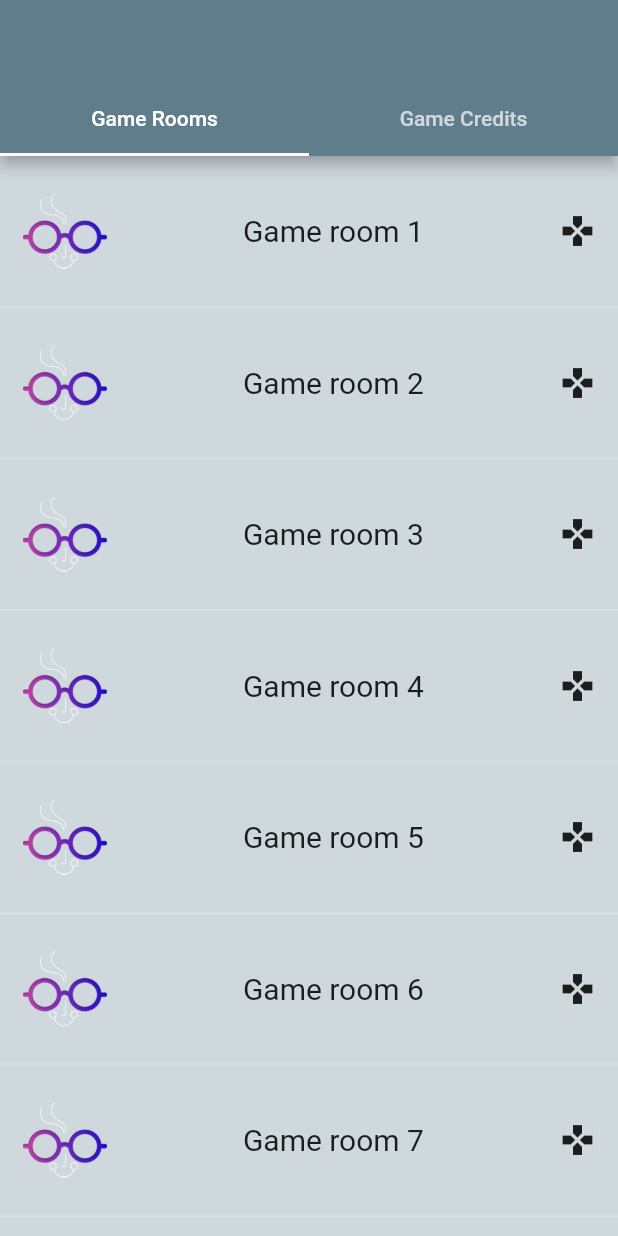
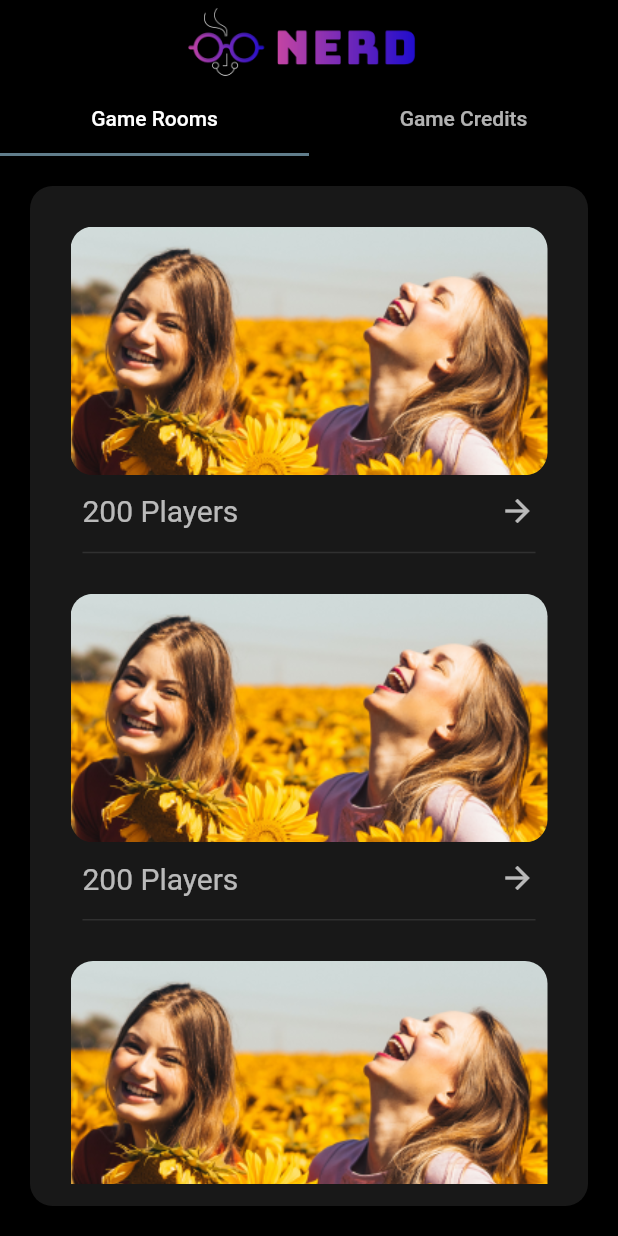
Before and after one commit to sunilbvb/levelup_sports_assignment, a Flutter app: the screen it shows after launch, on a phone screen of 412 x 824 dp. Run offline on Flutter 3.47's test engine with Material 2 defaults, Android fonts, the phone set to English and light mode, and no system bars.

Commit message:
design updated

```diff
--- a/lib/tabs/game_rooms.dart
+++ b/lib/tabs/game_rooms.dart
@@ -7,7 +7,13 @@ class GameRooms extends StatelessWidget {
   @override
   Widget build(BuildContext context) {
     int totalCandidates = 100;
-    return ListView.separated(
+    return Container(
+      decoration: const BoxDecoration(
+          color: Color(0xff181818),
+          borderRadius: BorderRadius.all(Radius.circular(15))),
+      margin: const EdgeInsets.all(20),
+      padding: const EdgeInsets.all(15),
+      child: ListView.separated(
         itemCount: totalCandidates,
         itemBuilder: (_, int index) {
           int gameRoom = ++index;
@@ -16,31 +22,50 @@ class GameRooms extends StatelessWidget {
               Navigator.push(
                   context, MaterialPageRoute(builder: (_) => const GameRoom()));
             },
-          child: Container(
-            color: Colors.blueGrey[100],
-            padding: const EdgeInsets.all(15),
-            height: 100,
+            child: Column(
+              crossAxisAlignment: CrossAxisAlignment.start,
+              children: [
+                Padding(
+                  padding: const EdgeInsets.all(12.0),
+                  child: ClipRRect(
+                    borderRadius: BorderRadius.circular(15),
+                    child: Image.asset('assets/bg.png'),
+                  ),
+                ),
+                Padding(
+                  padding: const EdgeInsets.symmetric(horizontal: 20),
                   child: Row(
                     mainAxisAlignment: MainAxisAlignment.spaceBetween,
-              children: [
-                Image.asset('assets/logo_small_transparent.png', height: 50),
+                    children: const [
                       Text(
-                  'Game room ' + gameRoom.toString(),
-                  style: const TextStyle(
-                      fontSize: 20, fontWeight: FontWeight.w400),
+                        '200 Players',
+                        style: TextStyle(
+                            fontWeight: FontWeight.w400,
+                            fontSize: 20,
+                            color: Colors.white70),
                       ),
-                const Icon(Icons.gamepad),
+                      Icon(
+                        Icons.arrow_forward,
+                        color: Colors.white70,
+                      )
                     ],
                   ),
+                ),
+              ],
             ),
           );
         },
         separatorBuilder: (BuildContext context, int index) {
-        return const Divider(
+          return const Padding(
+            padding: EdgeInsets.symmetric(horizontal: 20, vertical: 15),
+            child: Divider(
               thickness: 1,
+              color: Colors.white10,
               height: 1,
+            ),
           );
         },
+      ),
     );
   }
 }
--- a/lib/tabs/tabs.dart
+++ b/lib/tabs/tabs.dart
@@ -10,7 +10,15 @@ class Tabs extends StatelessWidget {
     return DefaultTabController(
       length: 2,
       child: Scaffold(
+        backgroundColor: Colors.black,
         appBar: AppBar(
+          title: Row(
+            mainAxisAlignment: MainAxisAlignment.center,
+            children: [
+              Image.asset('assets/nerd.png', height: 45),
+            ],
+          ),
+          backgroundColor: Colors.black,
           bottom: const TabBar(
             tabs: [
               Tab(text: 'Game Rooms'),
```
Lines whose indentation alone changed are shown as unchanged.
